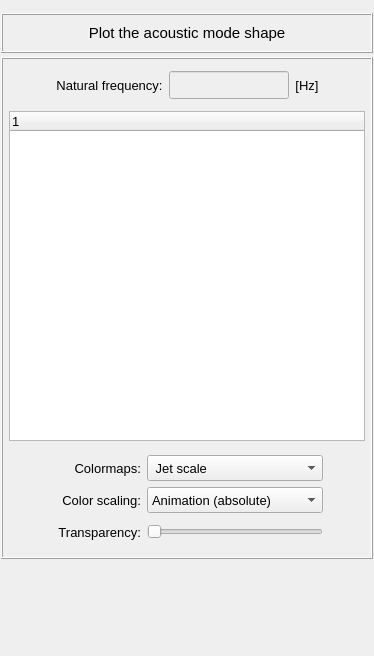
First picture: the form in pulse/interface/data/ui_files/plots/results/acoustic/acoustic_mode_shape.ui, repository open-pulse/OpenPulse, before the edit.
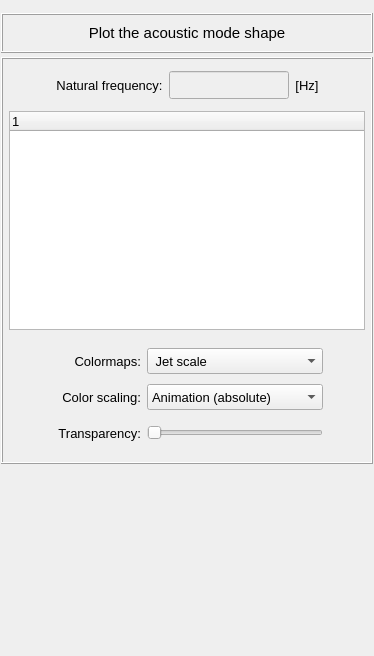
Second picture: the form after the edit.

The edit to the form file:
```diff
--- a/pulse/interface/data/ui_files/plots/results/acoustic/acoustic_mode_shape.ui
+++ b/pulse/interface/data/ui_files/plots/results/acoustic/acoustic_mode_shape.ui
@@ -265,15 +265,15 @@
             <property name="minimumSize">
              <size>
               <width>0</width>
-              <height>40</height>
-             </size>
-            </property>
-            <property name="maximumSize">
-             <size>
-              <width>16777215</width>
               <height>120</height>
              </size>
             </property>
+            <property name="maximumSize">
+             <size>
+              <width>16777215</width>
+              <height>160</height>
+             </size>
+            </property>
             <property name="frameShape">
              <enum>QFrame::Shape::NoFrame</enum>
             </property>
@@ -704,7 +704,7 @@
          <property name="minimumSize">
           <size>
            <width>0</width>
-           <height>80</height>
+           <height>175</height>
           </size>
          </property>
          <property name="frameShape">
```
Left out of the diff: 2 changed lines with no effect on the pictures.
